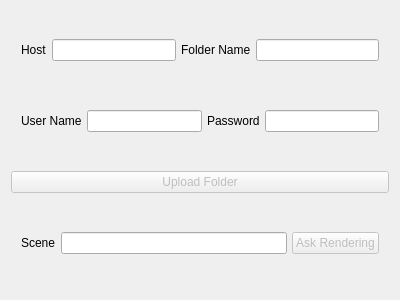
The window that TestRenderServer.ui (alvine24/TestFolderServer) describes before a commit, drawn with Qt 5.
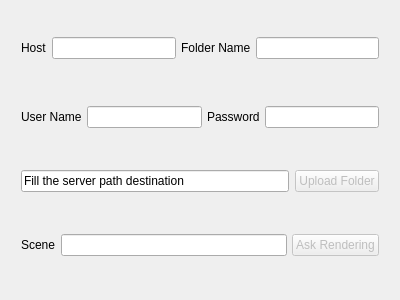
The same window after the commit.

Patch:
```diff
--- a/TestRenderServer.ui
+++ b/TestRenderServer.ui
@@ -93,6 +93,27 @@
     </layout>
    </item>
    <item>
+    <layout class="QHBoxLayout" name="horizontalLayout_4">
+     <property name="leftMargin">
+      <number>10</number>
+     </property>
+     <property name="topMargin">
+      <number>5</number>
+     </property>
+     <property name="rightMargin">
+      <number>10</number>
+     </property>
+     <property name="bottomMargin">
+      <number>5</number>
+     </property>
+     <item>
+      <widget class="QLineEdit" name="serverFolderLineEdit">
+       <property name="text">
+        <string>Fill the server path destination</string>
+       </property>
+      </widget>
+     </item>
+     <item>
     <widget class="QPushButton" name="uploadFolderPushButton">
      <property name="enabled">
       <bool>false</bool>
@@ -101,6 +122,8 @@
       <string>Upload Folder</string>
      </property>
     </widget>
+     </item>
+    </layout>
    </item>
    <item>
     <layout class="QHBoxLayout" name="horizontalLayout_3">
```
Lines whose indentation alone changed are shown as unchanged.
